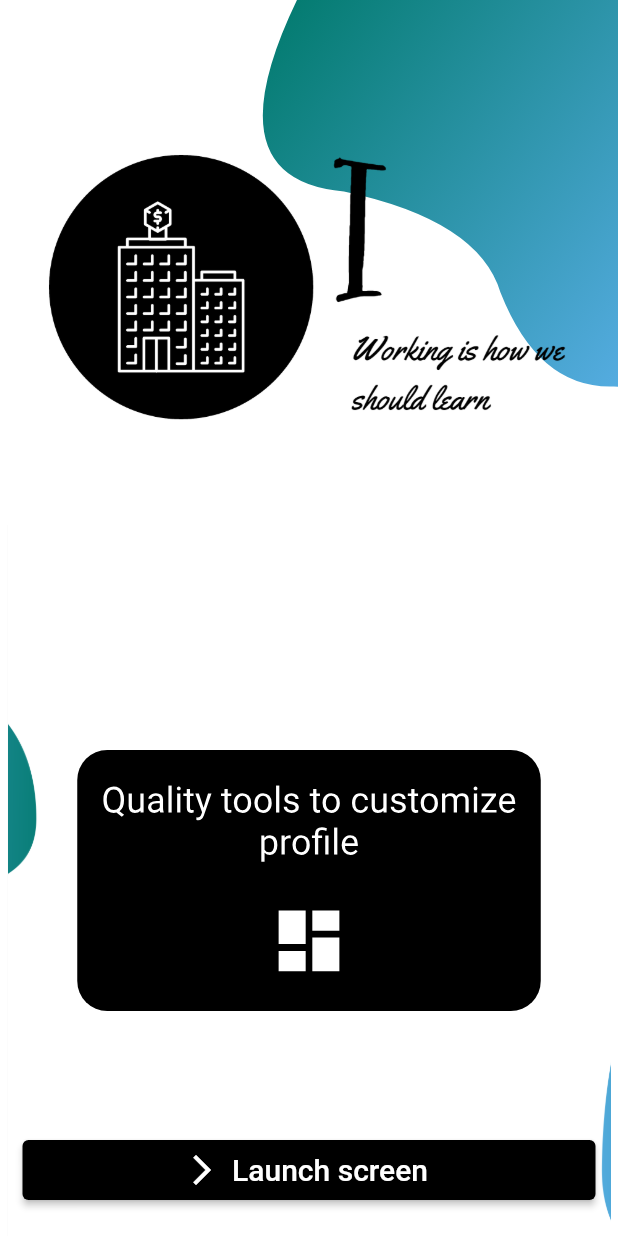
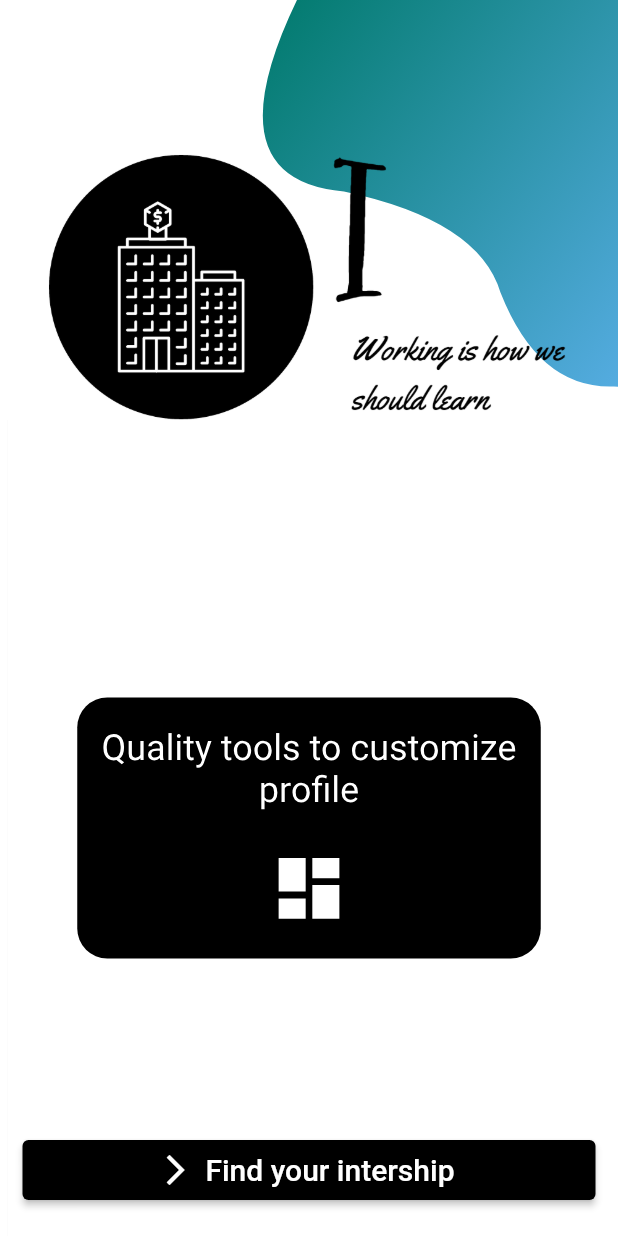
Before and after one commit to zackysh-oldrepos/InterSMeet_Flutterv2, a Flutter app: the screen it shows after launch, after a tap on "+3k Companies Offering Intership", on a phone screen of 412 x 824 dp. Run offline on Flutter 3.47's test engine with Material 2 defaults, Android fonts, the phone set to English and light mode, and no system bars; our stand-ins replace flutter_secure_storage, flutter_signin_button, get_it.

Commit message:
feat(welcome-view): landing view implemented with navigation
closes #2

```diff
--- a/lib/core/routes/routes.dart
+++ b/lib/core/routes/routes.dart
@@ -1,10 +1,14 @@
 import 'package:flutter/material.dart';
 import 'package:intersmeet/ui/sign_in/sign_in_view.dart';
+import 'package:intersmeet/ui/sign_up/sign_up_view.dart';
+import 'package:intersmeet/ui/welcome/auth_select_view.dart';
 import 'package:intersmeet/ui/welcome/welcome_view.dart';
 
 Map<String, WidgetBuilder> getApplicationRoutes() {
   return <String, WidgetBuilder>{
     '/': (context) => const WelcomeView(),
+    '/auth-select': (context) => const AuthSelectView(),
     'sign-in': (context) => const SignInView(),
+    'sign-up': (context) => const SignUpView(),
   };
 }
--- a/lib/ui/sign_in/sign_in_view.dart
+++ b/lib/ui/sign_in/sign_in_view.dart
@@ -1,9 +1,10 @@
 import 'package:flutter/material.dart';
+import 'package:flutter_signin_button/button_list.dart';
+import 'package:flutter_signin_button/button_view.dart';
 import 'package:intersmeet/ui/shared/input_field.dart';
 import 'package:intersmeet/ui/shared/paint/bezier2_container.dart';
 import 'package:intersmeet/ui/shared/password_field.dart';
 import 'package:intersmeet/ui/sign_up/sign_up_view.dart';
-import 'package:flutter_signin_button/flutter_signin_button.dart';
 
 class SignInView extends StatefulWidget {
   const SignInView({Key? key, this.title}) : super(key: key);
--- a/lib/ui/welcome/tween_info_widget.dart
+++ b/lib/ui/welcome/tween_info_widget.dart
@@ -79,9 +79,8 @@ class _TweenWidgetState extends State<TweenWidget> {
     );
   }
 
-  Expanded infoOneWidget() {
-    return Expanded(
-      child: Container(
+  Container infoOneWidget() {
+    return Container(
       decoration: BoxDecoration(
         color: Colors.white,
         borderRadius: const BorderRadius.all(Radius.circular(20)),
@@ -116,13 +115,11 @@ class _TweenWidgetState extends State<TweenWidget> {
               )),
         ],
       ),
-      ),
     );
   }
 
-  Expanded infoTwoWidget() {
-    return Expanded(
-      child: Container(
+  Container infoTwoWidget() {
+    return Container(
       decoration: const BoxDecoration(
         color: Colors.black,
         borderRadius: BorderRadius.all(Radius.circular(20)),
@@ -154,7 +151,6 @@ class _TweenWidgetState extends State<TweenWidget> {
               )),
         ],
       ),
-      ),
     );
   }
 }
--- a/lib/ui/welcome/welcome_view.dart
+++ b/lib/ui/welcome/welcome_view.dart
@@ -30,7 +30,7 @@ class WelcomeView extends StatelessWidget {
                   child: const BezierContainer()),
               logo,
               Container(
-                margin: const EdgeInsets.only(top: 350, right: 5, left: 5),
+                margin: const EdgeInsets.only(top: 280, right: 5, left: 5),
                 // child: infoWidget(),
                 child: const TweenWidget(),
               ),
@@ -46,7 +46,7 @@ class WelcomeView extends StatelessWidget {
       margin: const EdgeInsets.only(bottom: 20.0, left: 15, right: 15),
       child: ElevatedButton.icon(
         label: const Text(
-          'Launch screen',
+          'Find your intership',
           style: TextStyle(fontSize: 20),
         ),
         icon: const Icon(
@@ -55,7 +55,7 @@ class WelcomeView extends StatelessWidget {
           size: 24.0,
         ),
         onPressed: () {
-          Navigator.pushNamed(context, 'sign-in');
+          Navigator.pushNamed(context, '/auth-select');
         },
         style: ElevatedButton.styleFrom(
             minimumSize: const Size.fromHeight(40), primary: Colors.black),
```
Also changed, not shown: lib/ui/shared/expanded_button.dart (added, +38 -0 lines), lib/ui/welcome/auth_select_view.dart (added, +79 -0 lines). Lines whose indentation alone changed are shown as unchanged.
